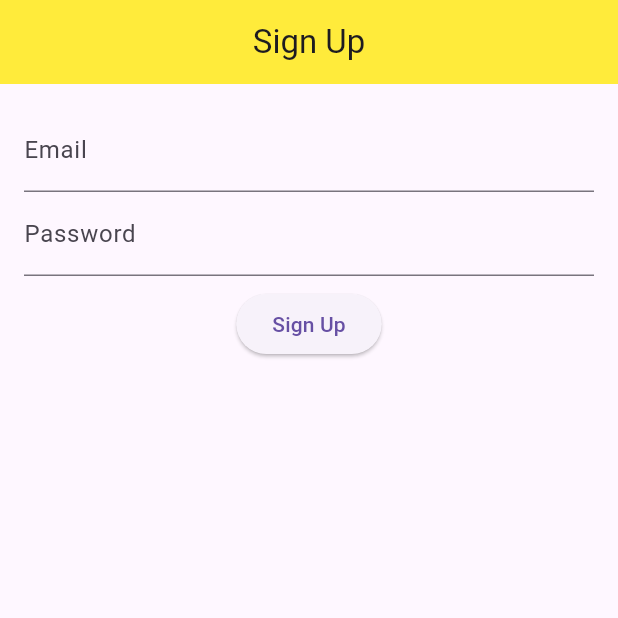
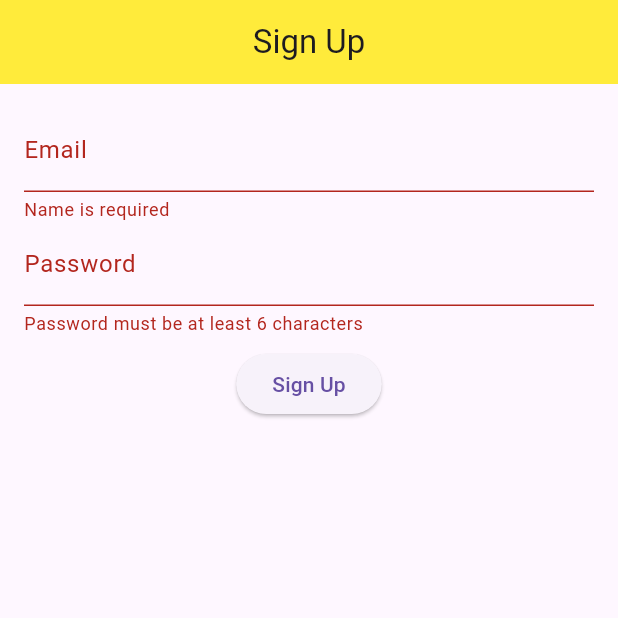
Before and after one commit to Rasheduzzaman-Rochi/flutter-supabase-api, a Flutter app: the screen it shows after launch, after a tap on "Sign Up", on a phone screen of 412 x 824 dp, the top half of it. Run offline on Flutter 3.47's test engine with Material 3 defaults, Android fonts, the phone set to English and light mode, and no system bars; our stand-ins replace get, supabase_flutter; accounts and stored records are empty.

```diff
--- a/lib/screens/home_screen.dart
+++ b/lib/screens/home_screen.dart
@@ -1,4 +1,6 @@
+import 'package:employee_api/services/supabase_provider.dart';
 import 'package:flutter/material.dart';
+import 'package:get/get.dart';
 
 class HomeScreen extends StatefulWidget {
   const HomeScreen({super.key});
@@ -13,7 +15,39 @@ class _HomeScreenState extends State<HomeScreen> {
 
   final _formKey = GlobalKey<FormState>();
 
-  signUp() async {}
+  Future<void> signUp() async {
+    try {
+      if (!_formKey.currentState!.validate()) {
+        return;
+      }
+
+      final response = await SupabaseProvider.client.auth.signUp(
+        email: _emailController.text.trim(),
+        password: _passwordController.text.trim(),
+      );
+
+      if (response.user != null) {
+        Get.showSnackbar(
+          GetSnackBar(
+            message: ' ',
+            title: 'Sign Up Successful',
+            duration: Duration(seconds: 2),
+            backgroundColor: Colors.green,
+          ),
+        );
+      }
+    } catch (e) {
+      print('Error during sign up: $e');
+      Get.showSnackbar(
+        GetSnackBar(
+          message: 'fail',
+          title: e.toString(),
+          duration: Duration(seconds: 2),
+          backgroundColor: Colors.red,
+        ),
+      );
+    }
+  }
 
   @override
   Widget build(BuildContext context) {
@@ -27,20 +61,22 @@ class _HomeScreenState extends State<HomeScreen> {
         padding: const EdgeInsets.all(16.0),
         child: Form(
           key: _formKey,
-          autovalidateMode: AutovalidateMode.onUserInteraction,
           child: Column(
             children: [
               TextFormField(
                 controller: _emailController,
                 decoration: InputDecoration(labelText: 'Email'),
-                validator: (value) => value?.isEmpty ?? true ? 'Name is required' : null,
+                validator: (value) =>
+                    value?.isEmpty ?? true ? 'Name is required' : null,
                 keyboardType: TextInputType.emailAddress,
               ),
               TextFormField(
                 controller: _passwordController,
                 decoration: InputDecoration(labelText: 'Password'),
-                validator: (value) => (value?.length ?? 0) < 6 ? 'Password must be at least 6 characters' : null,
-                keyboardType: TextInputType.visiblePassword,
+                validator: (value) => (value?.length ?? 0) < 6
+                    ? 'Password must be at least 6 characters'
+                    : null,
+                obscureText: true,
               ),
               const SizedBox(height: 8),
               ElevatedButton(
```
